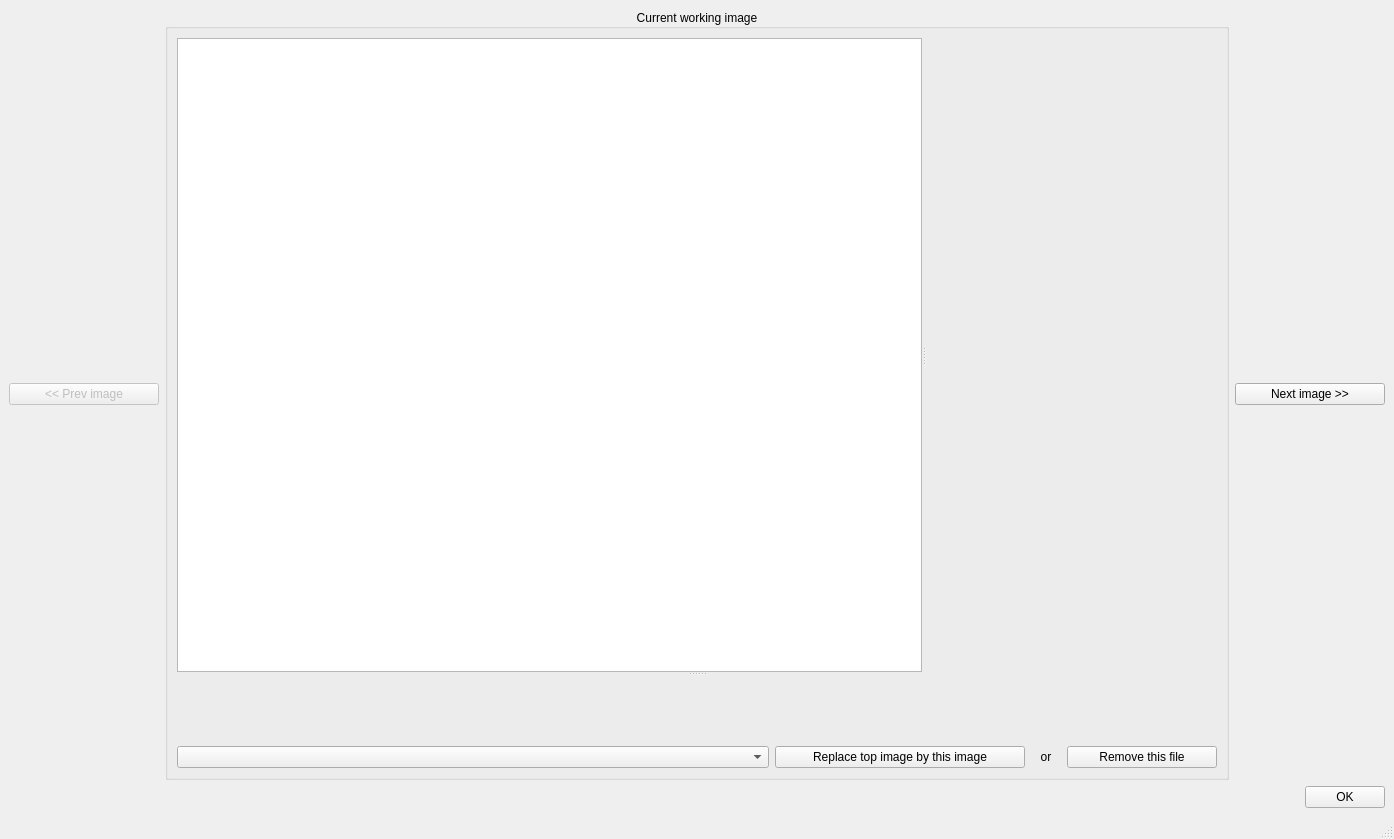
Before: the Qt Designer form notebooks/ui/ui_extract_evenly_spaced_files.ui in neutronimaging/python_notebooks, drawn with Qt 5.
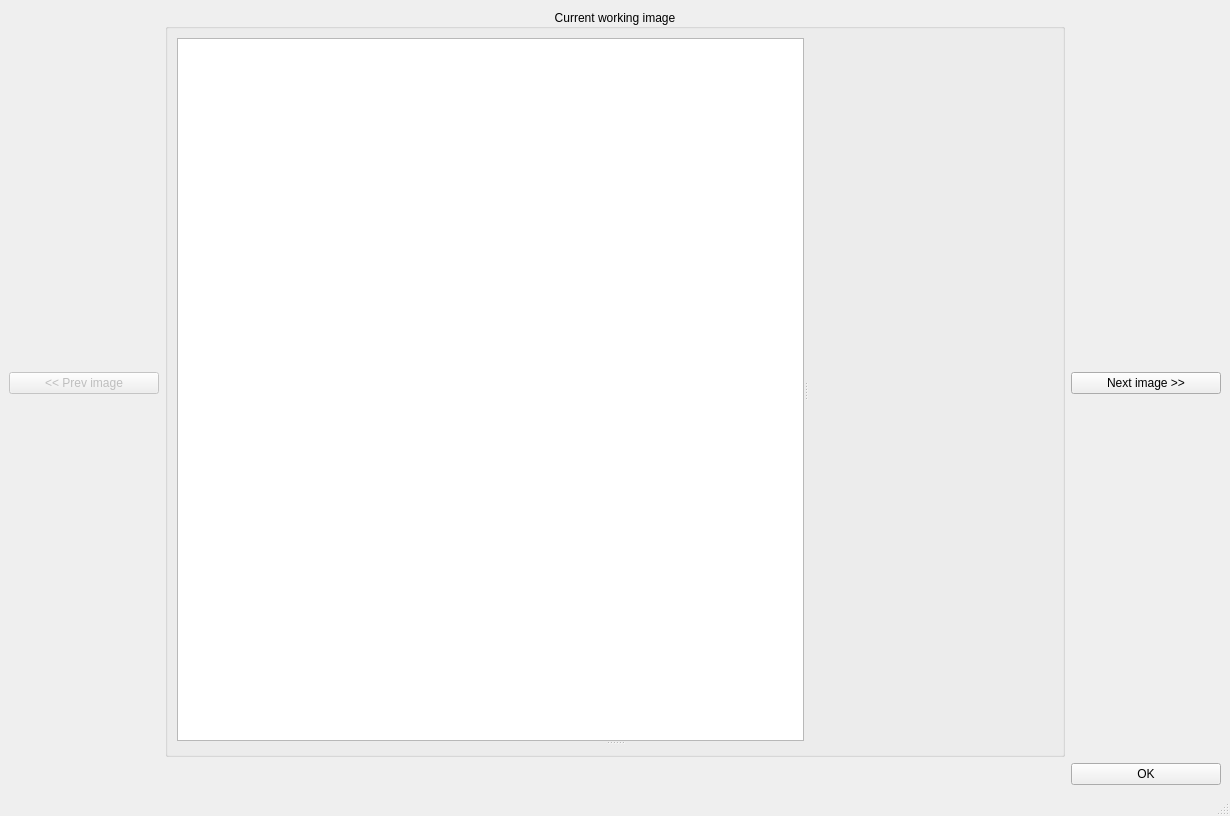
After: the same form once the commit is applied.

Commit message: Refactoring of ui to simplify the interface. this refs #58

What changed in the file:
```diff
--- a/notebooks/ui/ui_extract_evenly_spaced_files.ui
+++ b/notebooks/ui/ui_extract_evenly_spaced_files.ui
@@ -9,8 +9,8 @@
    <rect>
     <x>0</x>
     <y>0</y>
-    <width>1394</width>
-    <height>839</height>
+    <width>1230</width>
+    <height>816</height>
    </rect>
   </property>
   <property name="windowTitle">
@@ -66,7 +66,11 @@
             <property name="orientation">
              <enum>Qt::Horizontal</enum>
             </property>
-            <widget class="QListWidget" name="list_of_files_listWidget"/>
+            <widget class="QListWidget" name="list_of_files_listWidget">
+             <property name="contextMenuPolicy">
+              <enum>Qt::CustomContextMenu</enum>
+             </property>
+            </widget>
             <widget class="QWidget" name="image_widget" native="true"/>
            </widget>
            <widget class="QWidget" name="layoutWidget">
@@ -81,73 +85,6 @@
                </property>
               </widget>
              </item>
-             <item>
-              <layout class="QHBoxLayout" name="horizontalLayout">
-               <item>
-                <widget class="QComboBox" name="replace_by_comboBox"/>
-               </item>
-               <item>
-                <widget class="QPushButton" name="pushButton">
-                 <property name="minimumSize">
-                  <size>
-                   <width>250</width>
-                   <height>0</height>
-                  </size>
-                 </property>
-                 <property name="maximumSize">
-                  <size>
-                   <width>250</width>
-                   <height>16777215</height>
-                  </size>
-                 </property>
-                 <property name="text">
-                  <string>Replace top image by this image</string>
-                 </property>
-                </widget>
-               </item>
-               <item>
-                <widget class="QLabel" name="or_label">
-                 <property name="minimumSize">
-                  <size>
-                   <width>30</width>
-                   <height>0</height>
-                  </size>
-                 </property>
-                 <property name="maximumSize">
-                  <size>
-                   <width>30</width>
-                   <height>16777215</height>
-                  </size>
-                 </property>
-                 <property name="text">
-                  <string>or</string>
-                 </property>
-                 <property name="alignment">
-                  <set>Qt::AlignCenter</set>
-                 </property>
-                </widget>
-               </item>
-               <item>
-                <widget class="QPushButton" name="pushButton_3">
-                 <property name="minimumSize">
-                  <size>
-                   <width>150</width>
-                   <height>0</height>
-                  </size>
-                 </property>
-                 <property name="maximumSize">
-                  <size>
-                   <width>150</width>
-                   <height>16777215</height>
-                  </size>
-                 </property>
-                 <property name="text">
-                  <string>Remove this file</string>
-                 </property>
-                </widget>
-               </item>
-              </layout>
-             </item>
             </layout>
            </widget>
           </widget>
@@ -193,6 +130,18 @@
       </item>
       <item>
        <widget class="QPushButton" name="pushButton_4">
+        <property name="minimumSize">
+         <size>
+          <width>150</width>
+          <height>0</height>
+         </size>
+        </property>
+        <property name="maximumSize">
+         <size>
+          <width>150</width>
+          <height>16777215</height>
+         </size>
+        </property>
         <property name="text">
          <string>OK</string>
         </property>
```
Left out of the diff: 41 changed lines with no effect on the pictures. The commit also changes 4 other files.
